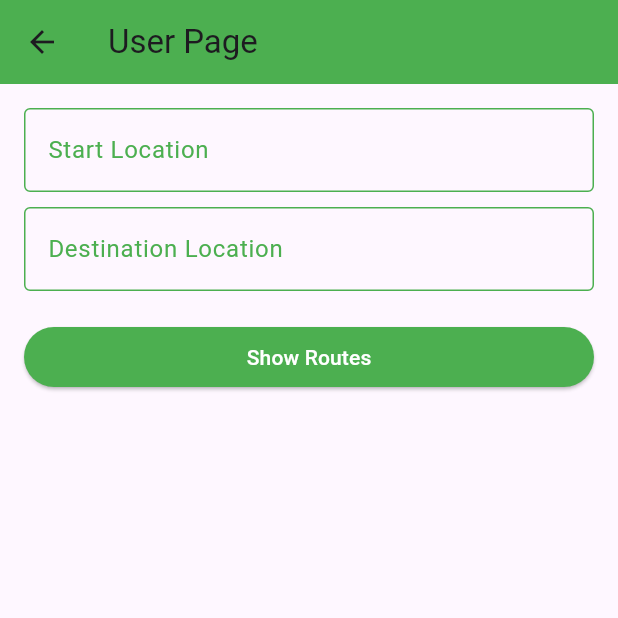
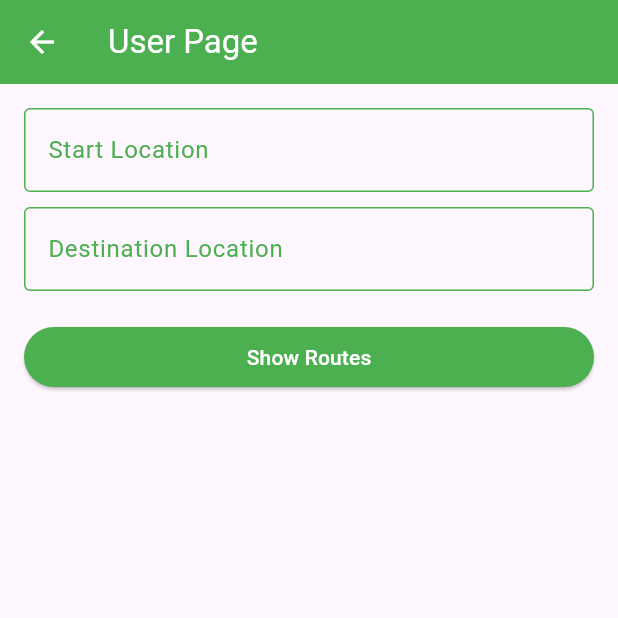
Before and after one commit to nilumahato/Marga-Darshan, a Flutter app: the screen it shows after launch, after a tap on "User", on a phone screen of 412 x 824 dp, the top half of it. Run offline on Flutter 3.47's test engine with Material 3 defaults, Android fonts, the phone set to English and light mode, and no system bars.

Commit message:
little update

```diff
--- a/lib/main.dart
+++ b/lib/main.dart
@@ -1,9 +1,9 @@
 import 'package:flutter/material.dart';
-import 'user_page.dart'; // Import the UserPage class
+import 'user_page.dart';
 
 void main() {
   runApp(
-    MaterialApp(
+    const MaterialApp(
       debugShowCheckedModeBanner: false,
       home: Scaffold(
         body: MargaDarshanPage(),
@@ -13,11 +13,14 @@ void main() {
 }
 
 class MargaDarshanPage extends StatelessWidget {
+  const MargaDarshanPage({super.key});
+
   @override
   Widget build(BuildContext context) {
     return Scaffold(
       appBar: AppBar(
-        title: Text("Marga Darshan"),
+        title:
+            const Text("Marga Darshan", style: TextStyle(color: Colors.white)),
         centerTitle: true,
         backgroundColor: Colors.green,
       ),
@@ -26,7 +29,7 @@ class MargaDarshanPage extends StatelessWidget {
           mainAxisAlignment: MainAxisAlignment.center,
           children: [
             _adminButton(context),
-            SizedBox(height: 20),
+            const SizedBox(height: 20),
             _userButton(context),
           ],
         ),
@@ -37,15 +40,13 @@ class MargaDarshanPage extends StatelessWidget {
   Widget _adminButton(BuildContext context) {
     return ElevatedButton(
       style: ElevatedButton.styleFrom(
-        fixedSize: Size(300, 50),
-        backgroundColor: Colors.green, // Set button background color to green
+        fixedSize: const Size(300, 50),
+        backgroundColor: Colors.green,
       ),
-      onPressed: () {
-        // Navigate to admin login page (not implemented in this example)
-      },
-      child: Text(
+      onPressed: () {},
+      child: const Text(
         "Admin",
-        style: TextStyle(fontSize: 20),
+        style: TextStyle(fontSize: 20, color: Colors.white),
       ),
     );
   }
@@ -53,18 +54,18 @@ class MargaDarshanPage extends StatelessWidget {
   Widget _userButton(BuildContext context) {
     return ElevatedButton(
       style: ElevatedButton.styleFrom(
-        fixedSize: Size(300, 50),
-        backgroundColor: Colors.green, // Set button background color to green
+        fixedSize: const Size(300, 50),
+        backgroundColor: Colors.green,
       ),
       onPressed: () {
         Navigator.push(
           context,
-          MaterialPageRoute(builder: (context) => UserPage()),
+          MaterialPageRoute(builder: (context) => const UserPage()),
         );
       },
-      child: Text(
+      child: const Text(
         "User",
-        style: TextStyle(fontSize: 20),
+        style: TextStyle(fontSize: 20, color: Colors.white),
       ),
     );
   }
--- a/lib/user_page.dart
+++ b/lib/user_page.dart
@@ -1,7 +1,9 @@
 import 'package:flutter/material.dart';
-import 'choose_route_page.dart';// Import the ChooseRoutePage class
+import 'choose_route_page.dart';
 
 class UserPage extends StatefulWidget {
+  const UserPage({super.key});
+
   @override
   _UserPageState createState() => _UserPageState();
 }
@@ -14,8 +16,9 @@ class _UserPageState extends State<UserPage> {
   Widget build(BuildContext context) {
     return Scaffold(
       appBar: AppBar(
-        title: Text("User Page"),
+        title: const Text("User Page", style: TextStyle(color: Colors.white)),
         backgroundColor: Colors.green,
+        iconTheme: const IconThemeData(color: Colors.white),
       ),
       body: Padding(
         padding: const EdgeInsets.all(16.0),
@@ -30,7 +33,7 @@ class _UserPageState extends State<UserPage> {
                 });
               },
             ),
-            SizedBox(height: 10),
+            const SizedBox(height: 10),
             _buildLocationInput(
               labelText: 'Destination Location',
               onChanged: (value) {
@@ -39,7 +42,7 @@ class _UserPageState extends State<UserPage> {
                 });
               },
             ),
-            SizedBox(height: 20),
+            const SizedBox(height: 20),
             ElevatedButton(
               style: ElevatedButton.styleFrom(
                 backgroundColor: Colors.green,
@@ -55,7 +58,7 @@ class _UserPageState extends State<UserPage> {
                   ),
                 );
               },
-              child: Text(
+              child: const Text(
                 "Show Routes",
                 style: TextStyle(color: Colors.white),
               ),
@@ -73,18 +76,17 @@ class _UserPageState extends State<UserPage> {
     return TextFormField(
       onChanged: onChanged,
       cursorColor: Colors.green,
-      style: TextStyle(color: Colors.green), // Set text color to green
+      style: const TextStyle(color: Colors.green),
       decoration: InputDecoration(
         labelText: labelText,
-        labelStyle: TextStyle(color: Colors.green),
-        focusedBorder: OutlineInputBorder(
+        labelStyle: const TextStyle(color: Colors.green),
+        focusedBorder: const OutlineInputBorder(
           borderSide: BorderSide(color: Colors.green),
         ),
-        enabledBorder: OutlineInputBorder(
+        enabledBorder: const OutlineInputBorder(
           borderSide: BorderSide(color: Colors.green),
         ),
       ),
     );
   }
-
 }
--- a/pubspec.yaml
+++ b/pubspec.yaml
@@ -19,7 +19,7 @@ dev_dependencies:
   flutter_lints: ^2.0.0
 
 flutter_native_splash:
-  color: "#ffffff"  #white color
+  color: "#ffffff"
   color_dark: "#ffffff"
   image: assets/MargaDarshan.png
   image_dark: assets/MargaDarshan.png
```
Also changed, not shown: lib/choose_route_page.dart (+25 -16 lines), lib/route_details_page.dart (+25 -18 lines), pubspec.lock, 1 other file.
